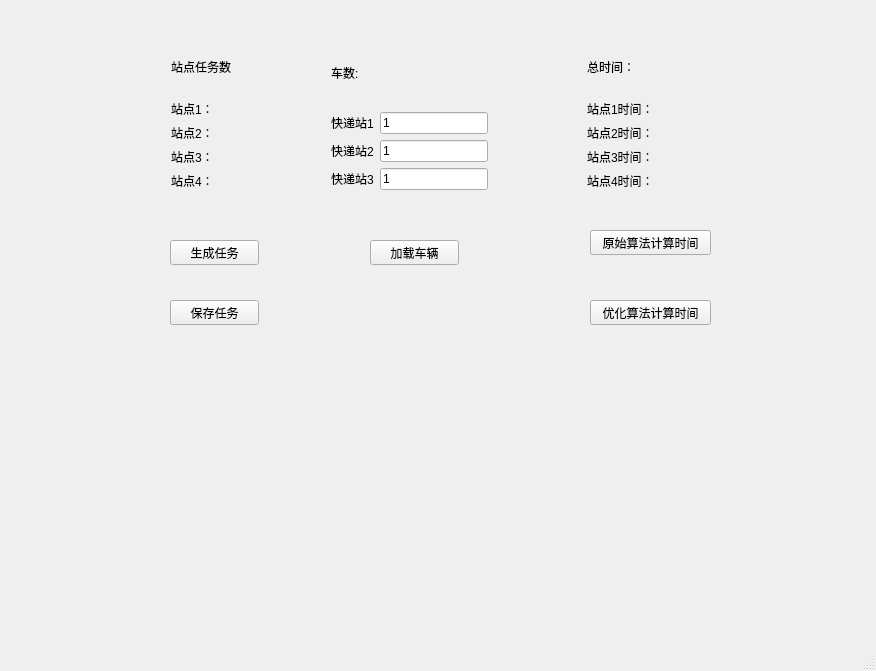
This is yunchou/mainwindow.ui in UnderValley/yunchouxue as Qt 5 draws it before an edit. The edited form follows.
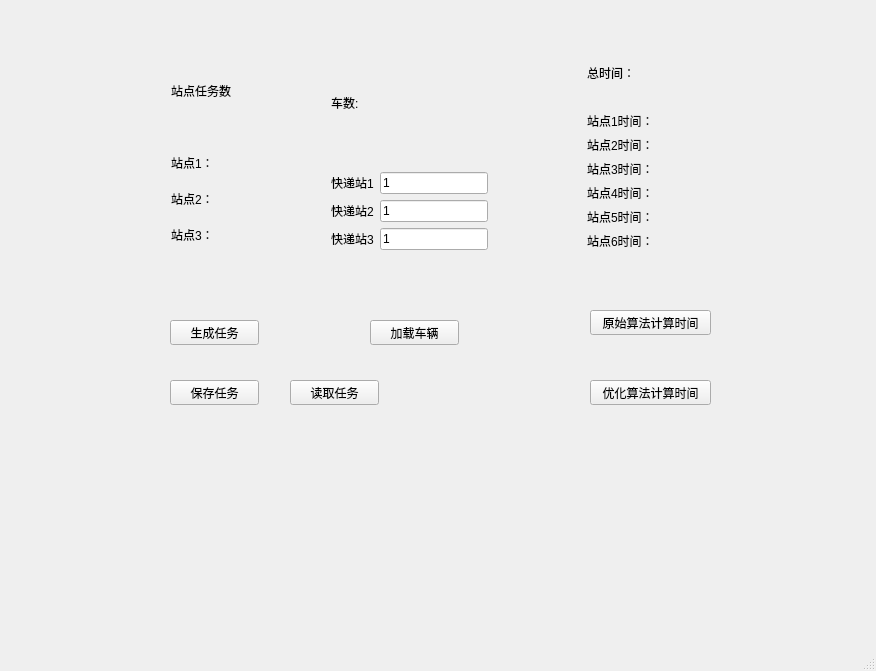
This is the edited form.

What changed in the file:
```diff
--- a/yunchou/mainwindow.ui
+++ b/yunchou/mainwindow.ui
@@ -18,7 +18,7 @@
     <property name="geometry">
      <rect>
       <x>170</x>
-      <y>240</y>
+      <y>320</y>
       <width>89</width>
       <height>25</height>
      </rect>
@@ -31,7 +31,7 @@
     <property name="geometry">
      <rect>
       <x>590</x>
-      <y>230</y>
+      <y>310</y>
       <width>121</width>
       <height>25</height>
      </rect>
@@ -44,7 +44,7 @@
     <property name="geometry">
      <rect>
       <x>170</x>
-      <y>300</y>
+      <y>380</y>
       <width>89</width>
       <height>25</height>
      </rect>
@@ -57,7 +57,7 @@
     <property name="geometry">
      <rect>
       <x>590</x>
-      <y>300</y>
+      <y>380</y>
       <width>121</width>
       <height>25</height>
      </rect>
@@ -70,7 +70,7 @@
     <property name="geometry">
      <rect>
       <x>370</x>
-      <y>240</y>
+      <y>320</y>
       <width>89</width>
       <height>25</height>
      </rect>
@@ -85,7 +85,7 @@
       <x>171</x>
       <y>40</y>
       <width>496</width>
-      <height>150</height>
+      <height>210</height>
      </rect>
     </property>
     <layout class="QHBoxLayout" name="horizontalLayout_14">
@@ -154,24 +154,6 @@
            </item>
           </layout>
          </item>
-         <item>
-          <layout class="QHBoxLayout" name="horizontalLayout_6">
-           <item>
-            <widget class="QLabel" name="label_10">
-             <property name="text">
-              <string>站点4：</string>
-             </property>
-            </widget>
-           </item>
-           <item>
-            <widget class="QLabel" name="recD">
-             <property name="text">
-              <string/>
-             </property>
-            </widget>
-           </item>
-          </layout>
-         </item>
         </layout>
        </item>
       </layout>
@@ -376,12 +358,61 @@
            </item>
           </layout>
          </item>
+         <item>
+          <layout class="QHBoxLayout" name="horizontalLayout_15">
+           <item>
+            <widget class="QLabel" name="label_16">
+             <property name="text">
+              <string>站点5时间：</string>
+             </property>
+            </widget>
+           </item>
+           <item>
+            <widget class="QLabel" name="output4_2">
+             <property name="text">
+              <string/>
+             </property>
+            </widget>
+           </item>
+          </layout>
+         </item>
+         <item>
+          <layout class="QHBoxLayout" name="horizontalLayout_16">
+           <item>
+            <widget class="QLabel" name="label_17">
+             <property name="text">
+              <string>站点6时间：</string>
+             </property>
+            </widget>
+           </item>
+           <item>
+            <widget class="QLabel" name="output4_3">
+             <property name="text">
+              <string/>
+             </property>
+            </widget>
+           </item>
+          </layout>
+         </item>
         </layout>
        </item>
       </layout>
      </item>
     </layout>
    </widget>
+   <widget class="QPushButton" name="pushButton_6">
+    <property name="geometry">
+     <rect>
+      <x>290</x>
+      <y>380</y>
+      <width>89</width>
+      <height>25</height>
+     </rect>
+    </property>
+    <property name="text">
+     <string>读取任务</string>
+    </property>
+   </widget>
   </widget>
   <widget class="QMenuBar" name="menubar">
    <property name="geometry">
```
Left out of the diff: 42 changed lines with no effect on the pictures.
